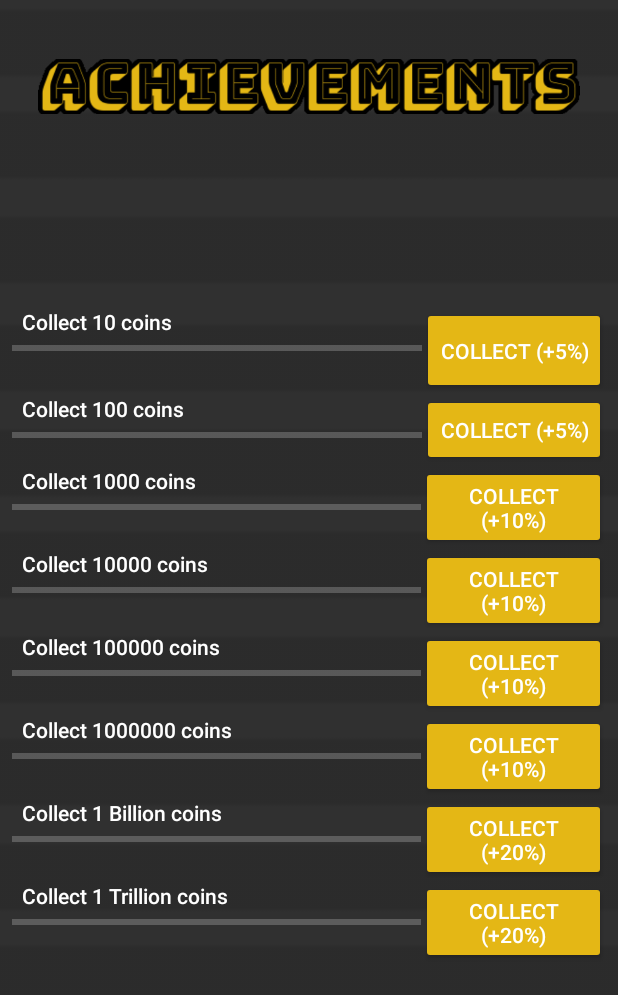
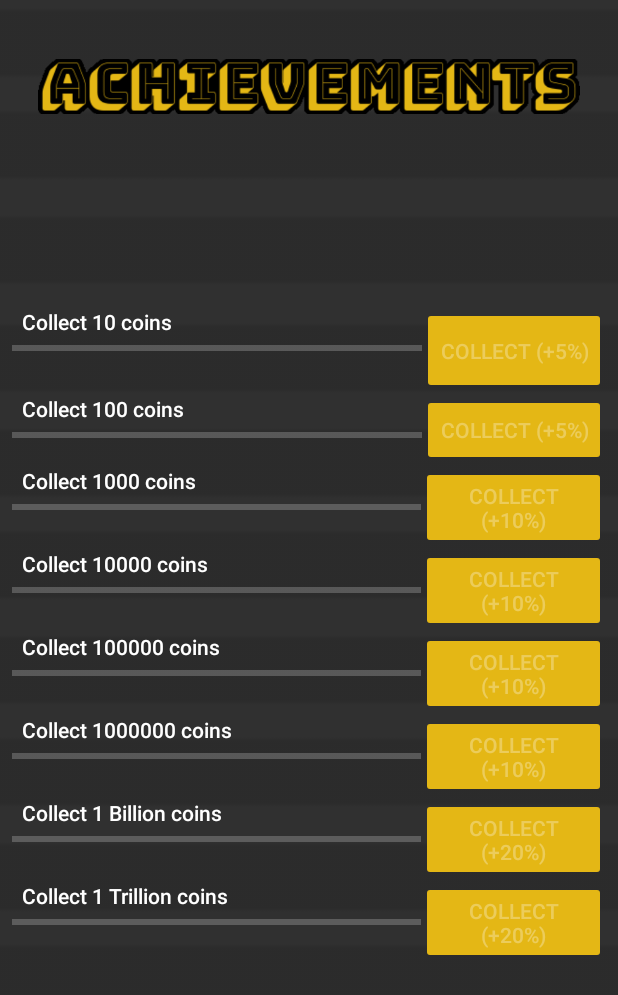
Before and after one commit to ImGonnaPuke/CyrptoClicker, an Android app: the screen it shows after launch (Achievements), after a tap on "ACHIEVEMENTS", on a phone screen of 412 x 824 dp. Shown: the top 995 px of the screen. Run offline under Robolectric (Android 15) with nearby library versions, the phone set to English and light mode, and no system bars; 2 statements that could not run were skipped.

Commit message:
Miguel's achievements test

```diff
--- a/app/src/main/java/com/cryptoclicker/classified/cryptoclicker/Achievements.java
+++ b/app/src/main/java/com/cryptoclicker/classified/cryptoclicker/Achievements.java
@@ -17,6 +17,11 @@ public class Achievements extends AppCompatActivity {
     //A double that should represent the percentage to be added to the total gains
     public double achMultiplier = 0;
     int coins = 0;
+    ProgressBar bar[] = new ProgressBar[8];
+    int barLevel[] = new int[] {10,100,1000,10000,100000,1000000,1000000000};
+    double multipliers[] = new double[] {0.05,0.05,0.1,0.1,0.1,0.1,0.2,0.2};
+    Button btn[] = new Button[8];
+    Boolean clicked[] = new Boolean[8];
 
     @Override
     protected void onCreate(Bundle savedInstanceState) {
@@ -27,29 +32,28 @@ public class Achievements extends AppCompatActivity {
         backgroundimage.startAnimation(backgroundrotate);
         coins = (int)getIntent().getDoubleExtra("coins", 0);
 
-        final ProgressBar progressBar = (ProgressBar)findViewById(R.id.progressBar);
-        progressBar.setProgress(coins);
+        bar[0] = findViewById(R.id.progressBar);
+        bar[1] = findViewById(R.id.progressBar2);
+        bar[2] = findViewById(R.id.progressBar3);
+        bar[3] = findViewById(R.id.progressBar4);
+        bar[4] = findViewById(R.id.progressBar5);
+        bar[5] = findViewById(R.id.progressBar6);
+        bar[6] = findViewById(R.id.progressBar7);
+        bar[7] = findViewById(R.id.progressBar8);
 
-        final ProgressBar progressBar2 = (ProgressBar)findViewById(R.id.progressBar2);
-        progressBar2.setProgress(coins);
+        for(int i=0; i < bar.length; i++) {
+            bar[i].setMax(barLevel[i]);
+            bar[i].setProgress(coins);
+        }
 
-        final ProgressBar progressBar3 = (ProgressBar)findViewById(R.id.progressBar3);
-        progressBar3.setProgress(coins);
-
-        final ProgressBar progressBar4 = (ProgressBar)findViewById(R.id.progressBar4);
-        progressBar4.setProgress(coins);
-
-        final ProgressBar progressBar5 = (ProgressBar)findViewById(R.id.progressBar5);
-        progressBar5.setProgress(coins);
-
-        final ProgressBar progressBar6 = (ProgressBar)findViewById(R.id.progressBar6);
-        progressBar6.setProgress(coins);
-
-        final ProgressBar progressBar7 = (ProgressBar)findViewById(R.id.progressBar7);
-        progressBar7.setProgress(coins);
-
-        final ProgressBar progressBar8 = (ProgressBar)findViewById(R.id.progressBar8);
-        progressBar8.setProgress(coins);
+        btn[0] = findViewById(R.id.button);
+        btn[1] = findViewById(R.id.button2);
+        btn[2] = findViewById(R.id.button3);
+        btn[3] = findViewById(R.id.button4);
+        btn[4] = findViewById(R.id.button5);
+        btn[5] = findViewById(R.id.button6);
+        btn[6] = findViewById(R.id.button7);
+        btn[7] = findViewById(R.id.button8);
 
         //public int getCurrency() {
             //SQLiteDatabase database = db.getReadableDatabase();
@@ -60,15 +64,22 @@ public class Achievements extends AppCompatActivity {
         //}
 
         //Test Achievements
-        final Achieve one = new Achieve(10);
+/*        final Achieve one = new Achieve(10);
         final Achieve two = new Achieve(100);
         final Achieve three = new Achieve(1000);
         final Achieve four = new Achieve(10000);
         final Achieve five = new Achieve(100000);
         final Achieve six = new Achieve(1000000);
-        final Achieve seven = new Achieve(1000000000);
+        final Achieve seven = new Achieve(1000000000);*/
         //Achieve eight = new Achieve(1 trillion); number too large
+        for (int i=0; i<btn.length; i++){
+            btn[i].setEnabled(false);
+            if (coins >= barLevel[i] && !clicked[i]) {
+                btn[i].setEnabled(true);
+            }
+        }
 
+        /*
 
         final Button button = findViewById(R.id.button2);
         button.setOnClickListener(new View.OnClickListener() {
@@ -169,8 +180,14 @@ public class Achievements extends AppCompatActivity {
         });
 
 
+*/
 
+    }
 
+    public void btn0clk(View view) {
+        achMultiplier += multipliers[0];
+        clicked[0] = true;
+        btn[0].setEnabled(false);
     }
 
     @Override
--- a/app/src/main/java/com/cryptoclicker/classified/cryptoclicker/MainActivity.java
+++ b/app/src/main/java/com/cryptoclicker/classified/cryptoclicker/MainActivity.java
@@ -158,7 +158,7 @@ public class MainActivity extends AppCompatActivity {
         */
 
     public void test(View view){
-        counter += pwrClick;
+        counter += pwrClick * (1 + achMultiplier);
         playSound();
         showValue.setText(Integer.toString((int) counter)+ " BTC");
 
--- a/app/src/main/java/com/cryptoclicker/classified/cryptoclicker/Upgrades.java
+++ b/app/src/main/java/com/cryptoclicker/classified/cryptoclicker/Upgrades.java
@@ -13,8 +13,8 @@ import android.widget.Button;
 public class Upgrades extends AppCompatActivity {
 
     private static int upgrade[] = new int[] {0,0,0,0}; // usb stick, mining rig, server rack, supercomputer
-    private static double gain[] = new double[] {0.01, 0.1, 1, 10};
-    private static double price[] = new double[] {100, 250, 1000, 2500, 75};
+    private static double gain[] = new double[] {0.03125, 0.25, 2, 16};
+    private static double price[] = new double[] {32, 65, 500, 4000, 32000};
     private static int power = 1;
     private static TextView ug[] = new TextView[5];
     private static Button buy[] = new Button[5];
@@ -59,12 +59,12 @@ public class Upgrades extends AppCompatActivity {
 
     public Upgrades(int items[], int pLevel) {
         for (int i=0; i < items.length; i++) {
-            price[i+1] *= items[i] * 1.3;
+            price[i+1] *= items[i] * 1.5;
             upgrade[i] = items[i];
         }
         if (pLevel > 1) {
             power = pLevel;
-            price[0] *= (power-1) * 1.7;
+            price[0] *= (power-1) * 1.75;
         }
     }
 
@@ -114,7 +114,7 @@ public class Upgrades extends AppCompatActivity {
             } else {
                 upgrade[item - 1]++;
             }
-            price[item] *= (item == 0) ? 1.7 : 1.3;
+            price[item] *= (item == 0) ? 1.75 : 1.5;
         }
         String ugText = (item == 0) ? "Current: "+power : "Owned: "+upgrade[item-1];
         String buyText = Integer.toString((int)price[item])+" \u20BF";
--- a/app/src/main/res/layout/activity_achievements.xml
+++ b/app/src/main/res/layout/activity_achievements.xml
@@ -71,11 +71,12 @@
                 </LinearLayout>
 
                 <Button
-                    android:id="@+id/button2"
+                    android:id="@+id/button"
                     android:layout_width="wrap_content"
                     android:layout_height="match_parent"
                     android:layout_weight="1"
                     android:backgroundTint="@color/splashscreen"
+                    android:onClick="btn0clk"
                     android:text="Collect (+5%)"
                     android:visibility="visible" />
             </LinearLayout>
@@ -111,7 +112,7 @@
                 </LinearLayout>
 
                 <Button
-                    android:id="@+id/button"
+                    android:id="@+id/button2"
                     android:layout_width="wrap_content"
                     android:layout_height="wrap_content"
                     android:layout_weight="1"
@@ -185,7 +186,7 @@
                 </LinearLayout>
 
                 <Button
-                    android:id="@+id/button5"
+                    android:id="@+id/button4"
                     android:layout_width="wrap_content"
                     android:layout_height="wrap_content"
                     android:layout_weight="1"
@@ -222,7 +223,7 @@
                 </LinearLayout>
 
                 <Button
-                    android:id="@+id/button6"
+                    android:id="@+id/button5"
                     android:layout_width="wrap_content"
                     android:layout_height="wrap_content"
                     android:layout_weight="1"
@@ -259,7 +260,7 @@
                 </LinearLayout>
 
                 <Button
-                    android:id="@+id/button7"
+                    android:id="@+id/button6"
                     android:layout_width="wrap_content"
                     android:layout_height="wrap_content"
                     android:layout_weight="1"
@@ -296,7 +297,7 @@
                 </LinearLayout>
 
                 <Button
-                    android:id="@+id/button8"
+                    android:id="@+id/button7"
                     android:layout_width="wrap_content"
                     android:layout_height="wrap_content"
                     android:layout_weight="1"
@@ -333,7 +334,7 @@
                 </LinearLayout>
 
                 <Button
-                    android:id="@+id/button9"
+                    android:id="@+id/button8"
                     android:layout_width="wrap_content"
                     android:layout_height="wrap_content"
                     android:layout_weight="1"
```
